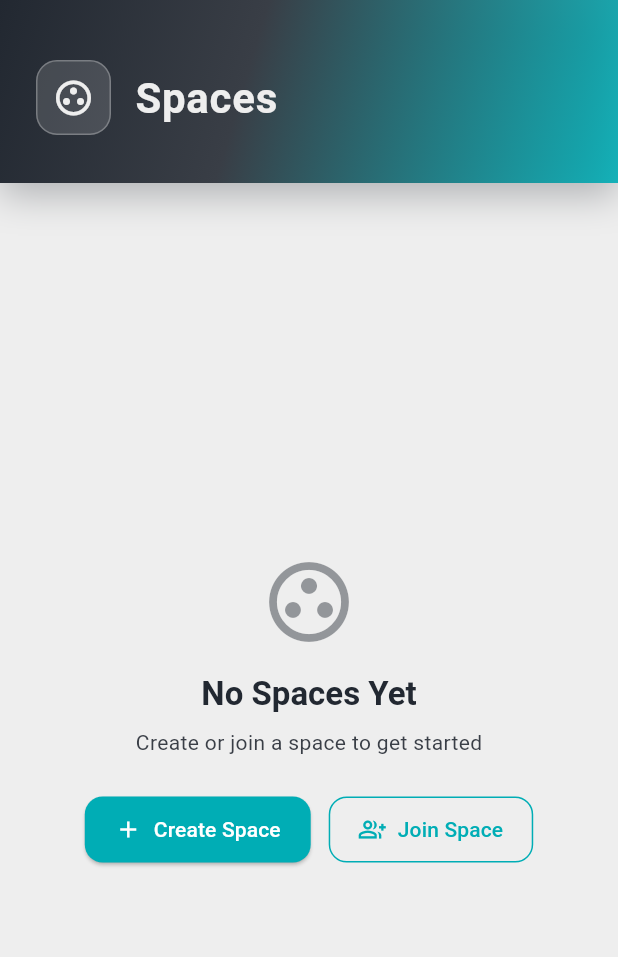
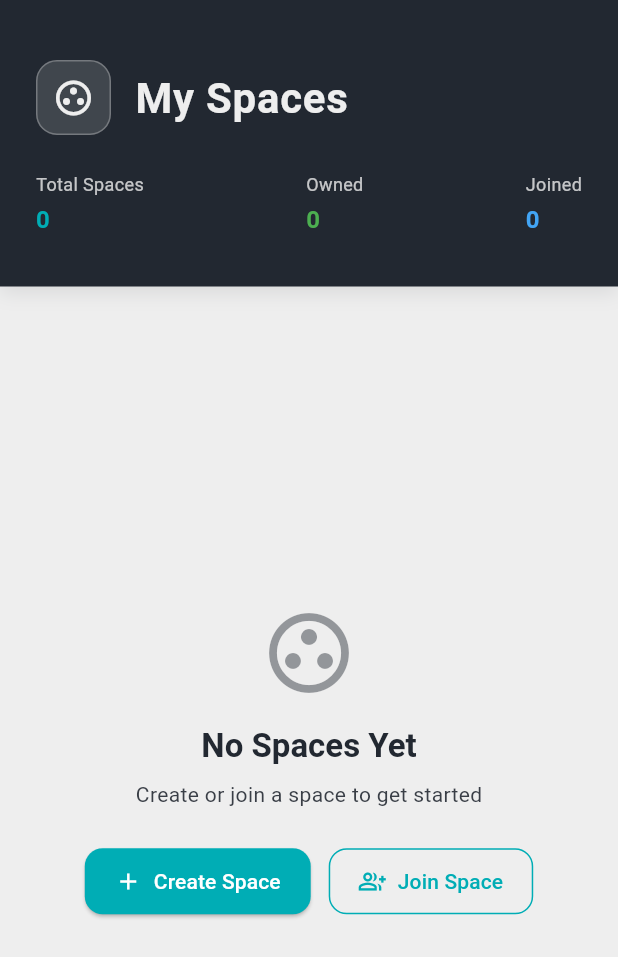
Before and after one commit to Abelboby/SpendWise, a Flutter app: the SpacesScreen screen opened directly, on a phone screen of 412 x 824 dp. Shown: the top 957 px of the screen. Run offline on Flutter 3.47's test engine with Material 3 defaults, Android fonts, the phone set to English and light mode, and no system bars; our stand-ins replace cloud_firestore, firebase_auth, firebase_core, google_sign_in; accounts and stored records are empty; network calls fail.

Commit message:
Enhance SpacesScreen with detailed space statistics and refined UI design

```diff
--- a/lib/screens/spaces_screen.dart
+++ b/lib/screens/spaces_screen.dart
@@ -128,6 +128,34 @@ class SpacesScreen extends StatelessWidget {
     );
   }
 
+  Widget _buildStatColumn(
+    BuildContext context,
+    String label,
+    String value,
+    Color color,
+  ) {
+    return Column(
+      crossAxisAlignment: CrossAxisAlignment.start,
+      children: [
+        Text(
+          label,
+          style: TextStyle(
+            color: AppColors.lightGrey.withOpacity(0.8),
+            fontSize: 12,
+          ),
+        ),
+        const SizedBox(height: 4),
+        Text(
+          value,
+          style: Theme.of(context).textTheme.titleMedium?.copyWith(
+                color: color,
+                fontWeight: FontWeight.bold,
+              ),
+        ),
+      ],
+    );
+  }
+
   @override
   Widget build(BuildContext context) {
     return Scaffold(
@@ -140,21 +168,12 @@ class SpacesScreen extends StatelessWidget {
               width: double.infinity,
               padding: const EdgeInsets.fromLTRB(24, 40, 24, 32),
               decoration: BoxDecoration(
-                gradient: LinearGradient(
-                  begin: Alignment.topLeft,
-                  end: Alignment.bottomRight,
-                  stops: const [0.0, 0.4, 1.0],
-                  colors: [
-                    AppColors.navy,
-                    AppColors.darkGrey,
-                    AppColors.accent.withOpacity(0.9),
-                  ],
-                ),
+                color: AppColors.navy,
                 boxShadow: [
                   BoxShadow(
-                    color: AppColors.navy.withOpacity(0.3),
-                    blurRadius: 20,
-                    offset: const Offset(0, 8),
+                    color: AppColors.navy.withOpacity(0.1),
+                    blurRadius: 10,
+                    offset: const Offset(0, 4),
                   ),
                 ],
               ),
@@ -181,7 +200,7 @@ class SpacesScreen extends StatelessWidget {
                       ),
                       const SizedBox(width: 16),
                       Text(
-                        'Spaces',
+                        'My Spaces',
                         style: Theme.of(context)
                             .textTheme
                             .headlineMedium
@@ -192,6 +211,40 @@ class SpacesScreen extends StatelessWidget {
                             ),
                       ),
                     ],
+                  ),
+                  const SizedBox(height: 24),
+                  Consumer<SpaceProvider>(
+                    builder: (context, spaceProvider, _) {
+                      final totalSpaces = spaceProvider.spaces.length;
+                      final ownedSpaces = spaceProvider.spaces
+                          .where((space) => space.isOwner(spaceProvider.userId))
+                          .length;
+                      final joinedSpaces = totalSpaces - ownedSpaces;
+
+                      return Row(
+                        mainAxisAlignment: MainAxisAlignment.spaceBetween,
+                        children: [
+                          _buildStatColumn(
+                            context,
+                            'Total Spaces',
+                            totalSpaces.toString(),
+                            AppColors.accent,
+                          ),
+                          _buildStatColumn(
+                            context,
+                            'Owned',
+                            ownedSpaces.toString(),
+                            const Color(0xFF4CAF50),
+                          ),
+                          _buildStatColumn(
+                            context,
+                            'Joined',
+                            joinedSpaces.toString(),
+                            const Color(0xFF42A5F5),
+                          ),
+                        ],
+                      );
+                    },
                   ),
                 ],
               ),
@@ -283,15 +336,21 @@ class SpacesScreen extends StatelessWidget {
                     itemCount: spaceProvider.spaces.length,
                     itemBuilder: (context, index) {
                       final space = spaceProvider.spaces[index];
-                      return Card(
+                      return Container(
                         margin: const EdgeInsets.only(bottom: 16),
-                        elevation: 0,
-                        shape: RoundedRectangleBorder(
+                        decoration: BoxDecoration(
+                          color: Colors.white,
                           borderRadius: BorderRadius.circular(16),
-                          side: BorderSide(
+                          boxShadow: [
+                            BoxShadow(
                               color: AppColors.navy.withOpacity(0.1),
+                              blurRadius: 10,
+                              offset: const Offset(0, 4),
                             ),
+                          ],
                         ),
+                        child: Material(
+                          color: Colors.transparent,
                           child: InkWell(
                             onTap: () {
                               Navigator.push(
@@ -315,7 +374,8 @@ class SpacesScreen extends StatelessWidget {
                                         decoration: BoxDecoration(
                                           color:
                                               AppColors.accent.withOpacity(0.1),
-                                        borderRadius: BorderRadius.circular(12),
+                                          borderRadius:
+                                              BorderRadius.circular(12),
                                         ),
                                         child: Icon(
                                           space.isPublic
@@ -327,7 +387,11 @@ class SpacesScreen extends StatelessWidget {
                                       ),
                                       const SizedBox(width: 12),
                                       Expanded(
-                                      child: Text(
+                                        child: Column(
+                                          crossAxisAlignment:
+                                              CrossAxisAlignment.start,
+                                          children: [
+                                            Text(
                                               space.name,
                                               style: Theme.of(context)
                                                   .textTheme
@@ -337,6 +401,23 @@ class SpacesScreen extends StatelessWidget {
                                                     fontWeight: FontWeight.bold,
                                                   ),
                                             ),
+                                            const SizedBox(height: 4),
+                                            Text(
+                                              space.isOwner(
+                                                      spaceProvider.userId)
+                                                  ? 'Owner'
+                                                  : 'Member',
+                                              style: TextStyle(
+                                                color: space.isOwner(
+                                                        spaceProvider.userId)
+                                                    ? const Color(0xFF4CAF50)
+                                                    : AppColors.darkGrey,
+                                                fontSize: 12,
+                                                fontWeight: FontWeight.w500,
+                                              ),
+                                            ),
+                                          ],
+                                        ),
                                       ),
                                       Container(
                                         padding: const EdgeInsets.symmetric(
@@ -344,8 +425,10 @@ class SpacesScreen extends StatelessWidget {
                                           vertical: 6,
                                         ),
                                         decoration: BoxDecoration(
-                                        color: AppColors.navy.withOpacity(0.1),
-                                        borderRadius: BorderRadius.circular(20),
+                                          color:
+                                              AppColors.navy.withOpacity(0.1),
+                                          borderRadius:
+                                              BorderRadius.circular(20),
                                         ),
                                         child: Text(
                                           '${space.members.length} members',
@@ -360,7 +443,22 @@ class SpacesScreen extends StatelessWidget {
                                   ),
                                   if (space.description.isNotEmpty) ...[
                                     const SizedBox(height: 12),
-                                  Text(
+                                    Container(
+                                      padding: const EdgeInsets.all(12),
+                                      decoration: BoxDecoration(
+                                        color: AppColors.navy.withOpacity(0.05),
+                                        borderRadius: BorderRadius.circular(8),
+                                      ),
+                                      child: Row(
+                                        children: [
+                                          Icon(
+                                            Icons.info_outline,
+                                            size: 16,
+                                            color: AppColors.darkGrey,
+                                          ),
+                                          const SizedBox(width: 8),
+                                          Expanded(
+                                            child: Text(
                                               space.description,
                                               style: TextStyle(
                                                 color: AppColors.darkGrey,
@@ -369,8 +467,13 @@ class SpacesScreen extends StatelessWidget {
                                               maxLines: 2,
                                               overflow: TextOverflow.ellipsis,
                                             ),
+                                          ),
+                                        ],
+                                      ),
+                                    ),
                                   ],
                                 ],
+                              ),
                             ),
                           ),
                         ),
```
Lines whose indentation alone changed are shown as unchanged.
